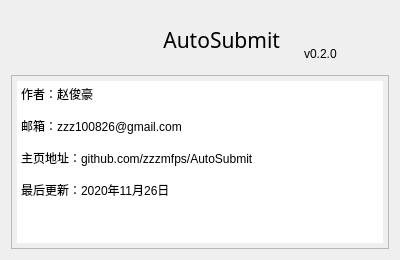
Before: the Qt Designer form assets/ui/about.ui in zzzmfps/AutoSubmit, drawn with Qt 5.
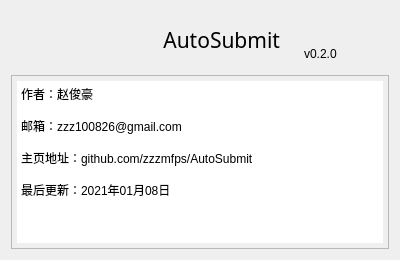
After: the same form once the commit is applied.

Patch:
```diff
--- a/assets/ui/about.ui
+++ b/assets/ui/about.ui
@@ -80,7 +80,7 @@
 &lt;p style=&quot;-qt-paragraph-type:empty; margin-top:0px; margin-bottom:0px; margin-left:0px; margin-right:0px; -qt-block-indent:0; text-indent:0px;&quot;&gt;&lt;br /&gt;&lt;/p&gt;
 &lt;p style=&quot; margin-top:0px; margin-bottom:0px; margin-left:0px; margin-right:0px; -qt-block-indent:0; text-indent:0px;&quot;&gt;主页地址：github.com/zzzmfps/AutoSubmit&lt;/p&gt;
 &lt;p style=&quot;-qt-paragraph-type:empty; margin-top:0px; margin-bottom:0px; margin-left:0px; margin-right:0px; -qt-block-indent:0; text-indent:0px;&quot;&gt;&lt;br /&gt;&lt;/p&gt;
-&lt;p style=&quot; margin-top:0px; margin-bottom:0px; margin-left:0px; margin-right:0px; -qt-block-indent:0; text-indent:0px;&quot;&gt;最后更新：2020年11月26日&lt;/p&gt;&lt;/body&gt;&lt;/html&gt;</string>
+&lt;p style=&quot; margin-top:0px; margin-bottom:0px; margin-left:0px; margin-right:0px; -qt-block-indent:0; text-indent:0px;&quot;&gt;最后更新：2021年01月08日&lt;/p&gt;&lt;/body&gt;&lt;/html&gt;</string>
      </property>
     </widget>
    </item>
```
